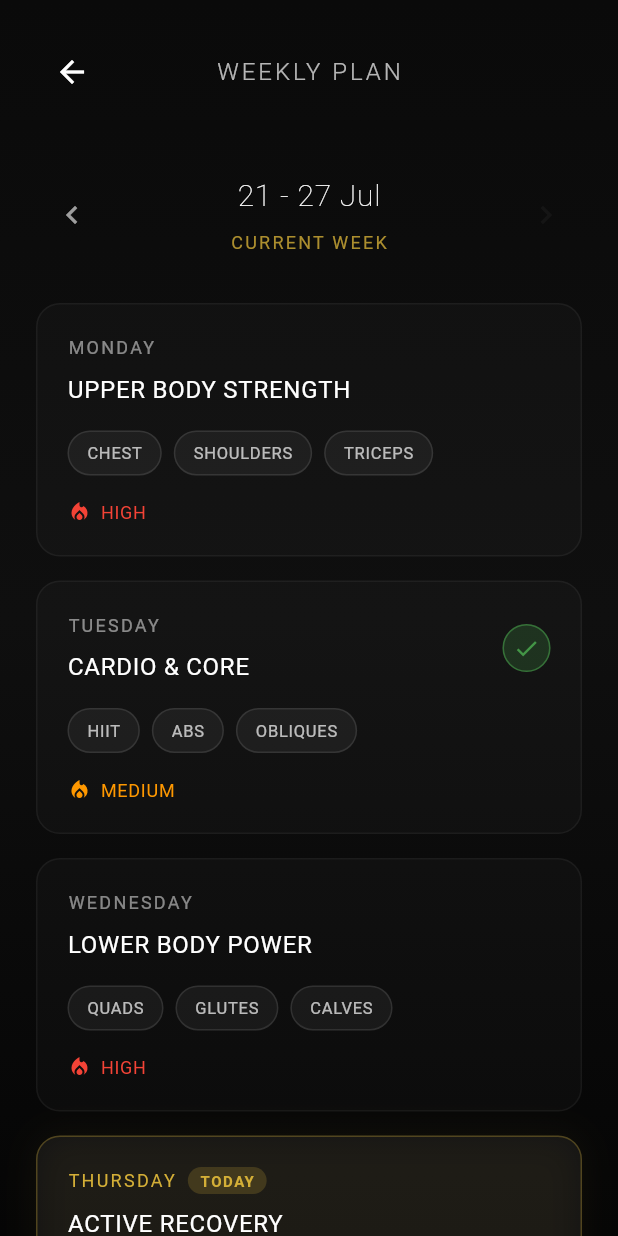
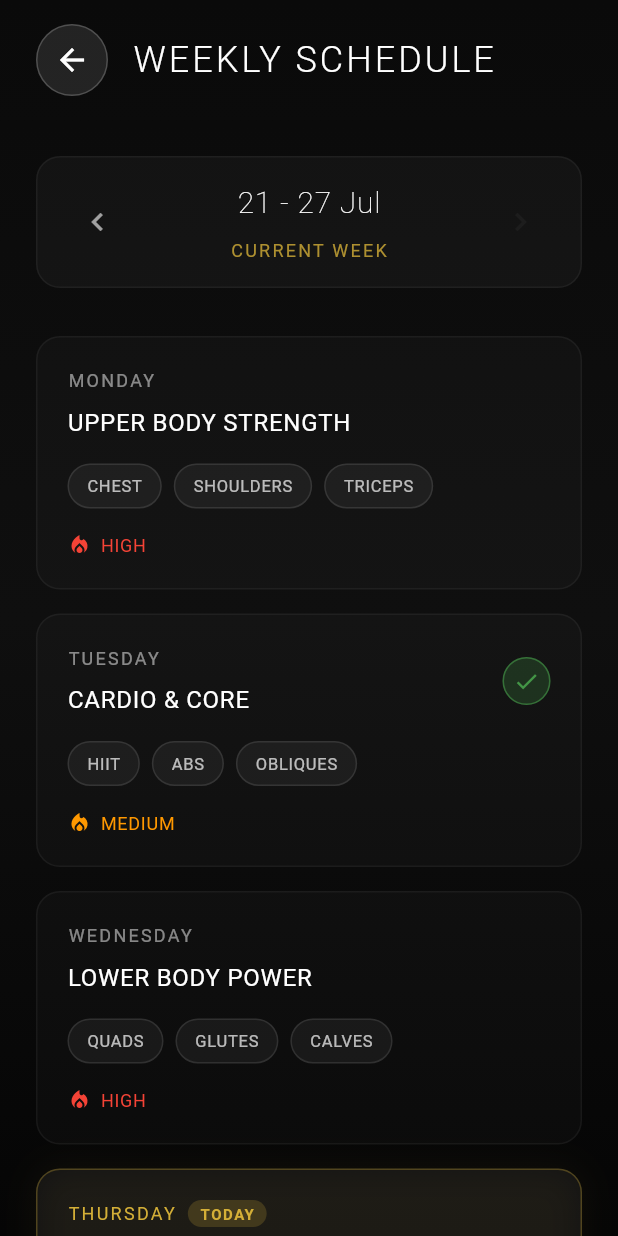
Before and after one commit to M3kko/peakfit-final, a Flutter app: the ScheduleScreen screen opened directly, on a phone screen of 412 x 824 dp. Run offline on Flutter 3.47's test engine with Material 3 defaults, Android fonts, the phone set to English and light mode, and no system bars; our stand-ins replace cloud_firestore, cloud_functions, firebase_auth, firebase_core, firebase_storage, fl_chart and 2 more; accounts and stored records are empty.

Commit message:
finally finished schedule screen

```diff
--- a/lib/screens/schedule_screen.dart
+++ b/lib/screens/schedule_screen.dart
@@ -217,24 +217,19 @@ class _ScheduleScreenState extends State<ScheduleScreen>
                   opacity: _fadeIn.value,
                   child: Transform.translate(
                     offset: Offset(0, _slideUp.value),
-                    child: Column(
-                      children: [
-                        _buildHeader(),
-                        const SizedBox(height: 20),
-                        _buildWeekSelector(),
-                        const SizedBox(height: 32),
-                        Expanded(
                     child: SingleChildScrollView(
                       padding: const EdgeInsets.symmetric(horizontal: 24),
                       child: Column(
+                        crossAxisAlignment: CrossAxisAlignment.start,
                         children: [
+                          _buildHeader(),
+                          const SizedBox(height: 32),
+                          _buildWeekSelector(),
+                          const SizedBox(height: 32),
                           _buildScheduleList(),
-                                const SizedBox(height: 32),
+                          const SizedBox(height: 100),
                         ],
                       ),
-                          ),
-                        ),
-                      ],
                     ),
                   ),
                 );
@@ -264,31 +259,39 @@ class _ScheduleScreenState extends State<ScheduleScreen>
   }
 
   Widget _buildHeader() {
-    return Container(
-      padding: const EdgeInsets.all(24),
+    return Padding(
+      padding: const EdgeInsets.only(top: 16, bottom: 8),
       child: Row(
         children: [
-          IconButton(
-            onPressed: () => Navigator.pop(context),
-            icon: const Icon(
+          GestureDetector(
+            onTap: () => Navigator.pop(context),
+            child: Container(
+              width: 48,
+              height: 48,
+              decoration: BoxDecoration(
+                color: Colors.white.withOpacity(0.1),
+                shape: BoxShape.circle,
+                border: Border.all(
+                  color: Colors.white.withOpacity(0.2),
+                ),
+              ),
+              child: const Icon(
                 Icons.arrow_back,
                 color: Colors.white,
                 size: 24,
               ),
-            padding: EdgeInsets.zero,
             ),
-          const Spacer(),
-          Text(
-            'WEEKLY PLAN',
+          ),
+          const SizedBox(width: 16),
+          const Text(
+            'WEEKLY SCHEDULE',
             style: TextStyle(
-              color: Colors.white.withOpacity(0.7),
-              fontSize: 16,
+              fontSize: 24,
               fontWeight: FontWeight.w300,
+              color: Colors.white,
               letterSpacing: 2,
             ),
           ),
-          const Spacer(),
-          const SizedBox(width: 48), // Balance the header
         ],
       ),
     );
@@ -296,7 +299,15 @@ class _ScheduleScreenState extends State<ScheduleScreen>
 
   Widget _buildWeekSelector() {
     return Container(
-      padding: const EdgeInsets.symmetric(horizontal: 24),
+      padding: const EdgeInsets.symmetric(horizontal: 20, vertical: 16),
+      decoration: BoxDecoration(
+        color: Colors.white.withOpacity(0.03),
+        borderRadius: BorderRadius.circular(16),
+        border: Border.all(
+          color: Colors.white.withOpacity(0.05),
+          width: 1,
+        ),
+      ),
       child: Row(
         mainAxisAlignment: MainAxisAlignment.center,
         children: [
@@ -304,7 +315,7 @@ class _ScheduleScreenState extends State<ScheduleScreen>
           GestureDetector(
             onTap: _goToPreviousWeek,
             child: Container(
-              padding: const EdgeInsets.all(12),
+              padding: const EdgeInsets.all(8),
               child: Icon(
                 Icons.chevron_left,
                 color: Colors.white.withOpacity(0.6),
@@ -312,7 +323,7 @@ class _ScheduleScreenState extends State<ScheduleScreen>
               ),
             ),
           ),
-          const SizedBox(width: 24),
+          const SizedBox(width: 16),
           // Week info
           Expanded(
             child: Column(
@@ -370,7 +381,7 @@ class _ScheduleScreenState extends State<ScheduleScreen>
               ],
             ),
           ),
-          const SizedBox(width: 24),
+          const SizedBox(width: 16),
           // Next week button
           AnimatedOpacity(
             duration: const Duration(milliseconds: 200),
@@ -378,7 +389,7 @@ class _ScheduleScreenState extends State<ScheduleScreen>
             child: GestureDetector(
               onTap: _currentWeekOffset < 0 ? _goToNextWeek : null,
               child: Container(
-                padding: const EdgeInsets.all(12),
+                padding: const EdgeInsets.all(8),
                 child: Icon(
                   Icons.chevron_right,
                   color: Colors.white.withOpacity(_currentWeekOffset < 0 ? 0.6 : 0.2),
```
Lines whose indentation alone changed are shown as unchanged.
